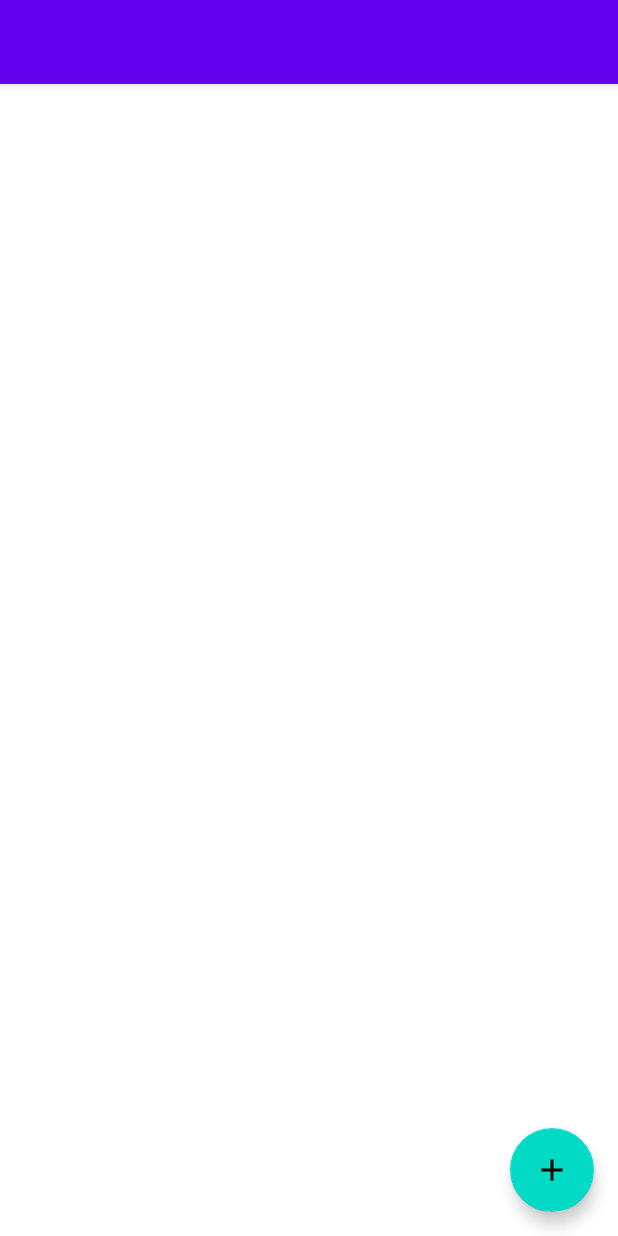
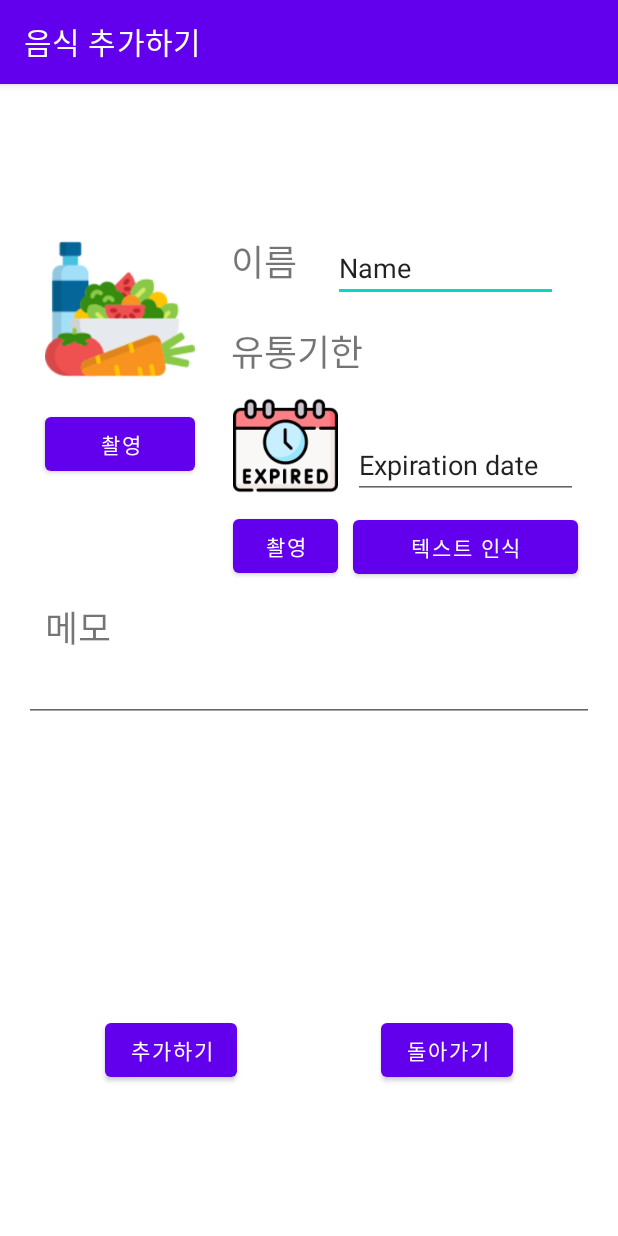
Before and after one commit to Wonchanjoo/refrigerator_secondScreen, an Android app: the ItemActivity screen opened directly, with no data from a screen before it, after a tap on an icon or button, on a phone screen of 412 x 824 dp. Run offline under Robolectric (Android 15) with nearby library versions, the phone set to English and light mode, and no system bars; our stand-ins replace Firebase (no records; nobody signed in at launch, a user with empty details on screens opened directly); libraries missing offline, so code that uses them is left out: com.google.mlkit.vision; 1 statement that could not run was skipped.

Commit message:
아이쳄 넣는 액티비티 추가

```diff
--- a/app/src/main/AndroidManifest.xml
+++ b/app/src/main/AndroidManifest.xml
@@ -1,6 +1,8 @@
 <?xml version="1.0" encoding="utf-8"?>
 <manifest xmlns:android="http://schemas.android.com/apk/res/android"
     package="com.example.myapplication">
+
+    <uses-permission android:name="android.permission.READ_EXTERNAL_STORAGE" />
 
     <application
         android:allowBackup="true"
@@ -9,6 +11,9 @@
         android:roundIcon="@mipmap/ic_launcher_round"
         android:supportsRtl="true"
         android:theme="@style/Theme.MyApplication">
+        <activity
+            android:name=".AddItemActivity"
+            android:exported="false" />
         <activity
             android:name=".ItemActivity"
             android:exported="false" />
--- /dev/null
+++ b/app/src/main/java/com/example/myapplication/AddItemActivity.java
@@ -0,0 +1,337 @@
+package com.example.myapplication;
+
+import android.app.AlertDialog;
+import android.app.Dialog;
+import android.content.Context;
+import android.content.DialogInterface;
+import android.content.Intent;
+import android.graphics.Bitmap;
+import android.graphics.BitmapFactory;
+import android.graphics.drawable.ColorDrawable;
+import android.net.Uri;
+import android.os.Bundle;
+import android.util.Log;
+import android.view.LayoutInflater;
+import android.view.View;
+import android.view.Window;
+import android.widget.Button;
+import android.widget.ImageView;
+import android.widget.TextView;
+import android.widget.Toast;
+
+import androidx.annotation.NonNull;
+import androidx.appcompat.app.AppCompatActivity;
+import androidx.lifecycle.ViewModelProvider;
+
+import com.google.android.gms.tasks.OnFailureListener;
+import com.google.android.gms.tasks.OnSuccessListener;
+import com.google.android.gms.tasks.Task;
+import com.google.firebase.database.DatabaseReference;
+import com.google.firebase.database.FirebaseDatabase;
+import com.google.mlkit.vision.common.InputImage;
+import com.google.mlkit.vision.text.Text;
+import com.google.mlkit.vision.text.TextRecognition;
+import com.google.mlkit.vision.text.TextRecognizer;
+import com.google.mlkit.vision.text.latin.TextRecognizerOptions;
+//import com.theartofdev.edmodo.cropper.CropImage;
+//import com.theartofdev.edmodo.cropper.CropImageView;
+
+import java.io.FileNotFoundException;
+import java.io.InputStream;
+
+// 음식 추가 화면
+public class AddItemActivity extends AppCompatActivity {
+    ImageView imageView, imageView2;    // 갤러리에서 가져온 이미지를 보여줄 뷰
+    Uri uri;                // 갤러리에서 가져온 이미지에 대한 Uri
+    Bitmap bitmap;          // 갤러리에서 가져온 이미지를 담을 비트맵
+    InputImage image;       // ML 모델이 인식할 인풋 이미지
+    //TextView expirationdate;     // ML 모델이 인식한 텍스트를 보여줄 뷰
+    Button button_add_picture, button_add_expiration_date, button_add, button_return_from_add_food, button_recognize_expiration_date;
+    TextRecognizer recognizer;
+    TextView foodname, expirationdate, memo;
+    Dialog dialog; // 커스텀 다이얼로그
+    int color, photo = 0;
+
+    private String refrigeratorName;
+    private String category;
+
+    private ItemViewModel viewModel;
+    private DatabaseReference itemDatabaseReference;
+
+    @Override
+    protected void onCreate(Bundle savedInstanceState) {
+        super.onCreate(savedInstanceState);
+        setContentView(R.layout.activity_add_item);
+        getSupportActionBar().setTitle("음식 추가하기");
+
+        Intent intent = getIntent();
+        refrigeratorName = intent.getStringExtra("refrigeratorName"); // 냉장고 이름 받아오기
+        category = intent.getStringExtra("category"); // 카테고리 이름 받아오기
+        viewModel = intent.getParcelableExtra("itemViewModel"); // item 뷰모델 받아오기
+
+        color = intent.getExtras().getInt("theme");
+
+        // 테마 설정?
+        if (color == 1) {
+            getSupportActionBar().setBackgroundDrawable(new ColorDrawable(0xFFBB86FC));
+            getWindow().setStatusBarColor(0xFFA566FF);
+        }
+        else if (color == 2) {
+            getSupportActionBar().setBackgroundDrawable(new ColorDrawable(0xFF03DAC5));
+            getWindow().setStatusBarColor(0xFF3DB7CC);
+        }
+        else if (color == 3) {
+            getSupportActionBar().setBackgroundDrawable(new ColorDrawable(0xFF000000));
+            getWindow().setStatusBarColor(0xFF4C4C4C);
+        }
+        else if (color == 4) {
+            getSupportActionBar().setBackgroundDrawable(new ColorDrawable(0xFFFFB2D9));
+            getWindow().setStatusBarColor(0xFFEDA0C7);
+        }
+
+        button_add_picture = findViewById(R.id.button_add_picture);
+        button_add_expiration_date = findViewById(R.id.button_add_expiration_date);
+        button_add = findViewById(R.id.button_add);
+        button_return_from_add_food = findViewById(R.id.button_return_from_add_food);
+        button_recognize_expiration_date = findViewById(R.id.button_recognize_expiration_date);
+        foodname = findViewById(R.id.foodname);
+        expirationdate = findViewById(R.id.expirationdate);
+        memo = findViewById(R.id.memo);
+        dialog = new Dialog(AddItemActivity.this);
+        dialog.requestWindowFeature(Window.FEATURE_NO_TITLE);
+        dialog.setContentView(R.layout.dialog_add_item);
+        imageView = findViewById(R.id.imageView_add_food);
+        imageView2 = findViewById(R.id.imageView_expirationdate);
+        recognizer = TextRecognition.getClient(TextRecognizerOptions.DEFAULT_OPTIONS);
+
+        // 갤러리에서 음식 사진 추가
+        button_add_picture.setOnClickListener(new View.OnClickListener() {
+            @Override
+            public void onClick(View v) {
+//                Intent i = new Intent(MediaStore.ACTION_IMAGE_CAPTURE);
+//                try {
+//                    PackageManager pm = getPackageManager();
+//                    final ResolveInfo mInfo = pm.resolveActivity(i, 0);
+//                    Intent intent = new Intent();
+//                    intent.setComponent(new ComponentName(mInfo.activityInfo.packageName, mInfo.activityInfo.name));
+//                    intent.setAction(Intent.ACTION_MAIN);
+//                    intent.addCategory(Intent.CATEGORY_LAUNCHER);
+//
+//                    startActivity(intent);
+//                } catch (Exception e) {
+//                    Log.i("TAG", "Unable to launch camera: " + e);
+//                }
+                photo = 0;
+                //onSelectImageClick(v);
+                //TextRecognition(recognizer);
+            }
+        });
+
+        // 음식 유통기한 사진 추가
+        button_add_expiration_date.setOnClickListener(new View.OnClickListener() {
+            @Override
+            public void onClick(View v) {
+                photo = 1;
+                //onSelectImageClick(v);
+                //TextRecognition(recognizer);
+            }
+        });
+
+        button_recognize_expiration_date.setOnClickListener(new View.OnClickListener() {
+            @Override
+            public void onClick(View v) {
+                TextRecognition(recognizer);
+            }
+        });
+
+
+        button_return_from_add_food.setOnClickListener(new View.OnClickListener() {
+            @Override
+            public void onClick(View v) {
+                finish();
+            }
+        });
+    }
+
+//    public void onSelectImageClick(View view) {
+//        CropImage.activity(null).setGuidelines(CropImageView.Guidelines.ON).start(this);
+//    }
+
+//    @Override
+//    protected void onActivityResult(int requestCode, int resultCode, Intent data){
+//        super.onActivityResult(requestCode,resultCode,data);
+//
+//        if(requestCode == CropImage.CROP_IMAGE_ACTIVITY_REQUEST_CODE) {
+//            CropImage.ActivityResult result = CropImage.getActivityResult(data);
+//            System.out.println("resultCode = " + resultCode);
+//            if(resultCode == RESULT_OK) { // 크롭 성공
+//                uri = result.getUri();
+//                if (photo == 0)
+//                    imageView.setImageURI(uri);
+//                else
+//                    imageView2.setImageURI(uri);
+//                setImage(uri);
+//            } else if(resultCode == CropImage.CROP_IMAGE_ACTIVITY_RESULT_ERROR_CODE) { // 크롭 실패
+//
+//            }
+//        }
+//    }
+
+    // uri를 비트맵으로 변환시킨후 이미지뷰에 띄워주고 InputImage를 생성하는 메서드
+    private void setImage(Uri uri) {
+        try{
+            InputStream in = getContentResolver().openInputStream(uri);
+            bitmap = BitmapFactory.decodeStream(in); // 비트맵으로 변환
+            if (photo == 0)
+                imageView.setImageBitmap(bitmap); // imageView에 비트맵으로 변환한 사진 넣기
+            else {
+                imageView2.setImageBitmap(bitmap);
+                image = InputImage.fromBitmap(bitmap, 0); // InputImage 생성
+            }
+            Log.e("setImage", "이미지 to 비트맵");
+        } catch (FileNotFoundException e){
+            e.printStackTrace();
+        }
+    }
+
+    private void TextRecognition(com.google.mlkit.vision.text.TextRecognizer recognizer){
+        Task<Text> result = recognizer.process(image)
+                // 이미지 인식에 성공하면 실행되는 리스너
+                .addOnSuccessListener(new OnSuccessListener<Text>() {
+                    @Override
+                    public void onSuccess(Text visionText) {
+                        Log.e("텍스트 인식", "성공");
+                        // Task completed successfully
+                        String resultText = visionText.getText(); // 인식한 텍스트
+                        resultText = getDateString(resultText);
+                        expirationdate.setText(resultText);  // 인식한 텍스트를 TextView에 세팅
+                    }
+                })
+                // 이미지 인식에 실패하면 실행되는 리스너
+                .addOnFailureListener(
+                        new OnFailureListener() {
+                            @Override
+                            public void onFailure(@NonNull Exception e) {
+                                Log.e("텍스트 인식", "실패: " + e.getMessage());
+                            }
+                        });
+    }
+
+
+//    private void cropImage(Uri uri) {
+//        CropImage.activity(uri).setGuidelines(CropImageView.Guidelines.ON)
+//                .setCropShape(CropImageView.CropShape.RECTANGLE)
+//                .start(this);
+//    }
+
+    private String getDateString(String value) {
+        String str = value.replaceAll("[^0-9]", "");
+        int index = 0;
+        if((index = str.indexOf('2')) != -1) {
+            str = str.substring(index, str.length());
+        }
+
+        // 유통기한 데이터는 2로 시작해야 함
+        if(!str.startsWith("2")) {
+            return "null";
+        }
+
+        // 2020년 유통기한에 대한 처리
+        if(str.startsWith("20") && Integer.parseInt(str.substring(2, 4)) < 13) {
+            str = "20" + str;
+        }
+
+        // 여섯 자리 유통기한 포맷의 경우 여덟 자리 포맷으로 수정
+        str = !str.startsWith("20") ? "20" + str : str;
+
+        // 여덟자리인지 확인
+        if(str.substring(0, 8).length() != 8) {
+            return "null";
+        }
+
+        String year = str.substring(0, 4);
+        String month = str.substring(4, 6);
+        String date = str.substring(6, 8);
+
+        str = year + "-" + month + "-" + date;
+
+
+        return str;
+    }
+
+//    private void show() {
+//        // 다이얼로그에 이미지도 추가하기
+//        AlertDialog.Builder builder = new AlertDialog.Builder(this);
+//        builder.setTitle("음식 추가");
+//        builder.setMessage("유통기한이 " + expirationdate.getText() + "까지인 " + foodname.getText() + "을 추가하시겠습니까?\n메모 : " + memo.getText());
+//        builder.setPositiveButton("예", new DialogInterface.OnClickListener() {
+//            @Override
+//            public void onClick(DialogInterface dialogInterface, int i) {
+//                databaseReference = FirebaseDatabase.getInstance().getReference();
+//                databaseReference.child("냉장고").child("생선").setValue("");
+//
+//                databaseReference = FirebaseDatabase.getInstance().getReference();
+//                String key = databaseReference.child("냉장고").child("냉장고1").child("생선").getKey();
+//                String value = databaseReference.child("냉장고").child("냉장고1").child(key).toString();
+//
+//                Log.e("AddFoodActivity", "key = " + key);
+//                Log.e("AddFoodActivity", "value = " + value);
+//                Toast.makeText(getApplicationContext(),"음식이 추가되었습니다",Toast.LENGTH_SHORT).show();
+//            }
+//        });
+//        builder.setNegativeButton("아니오", new DialogInterface.OnClickListener() {
+//            @Override
+//            public void onClick(DialogInterface dialogInterface, int i) {
+//                Toast.makeText(getApplicationContext(),"음식 추가가 취소되었습니다.",Toast.LENGTH_SHORT).show();
+//            }
+//        });
+//        builder.show();
+//    }
+
+    public void createItemInDatabase(String item) {
+        itemDatabaseReference = FirebaseDatabase.getInstance().getReference();
+        itemDatabaseReference.child("냉장고").child(refrigeratorName).child(category).child(item).setValue("");
+    }
+
+    public void addItemBtnClick(View v) {
+        String name = foodname.getText().toString(); // 입력한 이름 받아오고
+
+        AlertDialog.Builder builder = new AlertDialog.Builder(this);
+        LayoutInflater inflater = getLayoutInflater();
+        View layout = inflater.inflate(R.layout.dialog_add_item, null);
+        builder.setView(layout);
+
+        TextView addItemTextView = findViewById(R.id.addItemTextView);
+        String s = name + "을 추가하시겠습니까?";
+        //addItemTextView.setText(s);
+
+        Context context = getApplicationContext();
+        builder.setPositiveButton(android.R.string.ok, new DialogInterface.OnClickListener() {
+            @Override
+            public void onClick(DialogInterface dialogInterface, int i) {
+                if(name.equals("")) {
+                    Toast.makeText(AddItemActivity.this, "이름을 입력하세요", Toast.LENGTH_SHORT);
+                    return;
+                }
+                viewModel.addItem(name); // viewModel에 아이템 추가
+                createItemInDatabase(name);
+
+                Log.e("AddItemActivity", category + "에 " + name + " 추가");
+
+                Intent intent = new Intent(context, ItemActivity.class);
+                startActivity(intent);
+            }
+        });
+
+        builder.setNegativeButton(android.R.string.cancel, new DialogInterface.OnClickListener() {
+            @Override
+            public void onClick(DialogInterface dialogInterface, int i) {
+                Log.e("AddItemActivity", "item 추가 취소");
+                Intent intent = new Intent(context, ItemActivity.class);
+                startActivity(intent);
+            }
+        });
+
+        builder.create().show();
+    }
+}
--- a/app/src/main/java/com/example/myapplication/ItemActivity.java
+++ b/app/src/main/java/com/example/myapplication/ItemActivity.java
@@ -10,6 +10,7 @@ import androidx.recyclerview.widget.RecyclerView;
 import android.app.Activity;
 import android.content.Intent;
 import android.os.Bundle;
+import android.os.Parcelable;
 import android.util.Log;
 import android.view.ContextMenu;
 import android.view.MenuItem;
@@ -79,6 +80,11 @@ public class ItemActivity extends AppCompatActivity {
 
     public void addItemBtnClick(View v) {
         // item 추가하는 액티비티로 이동
+        Intent intent = new Intent(this, AddItemActivity.class);
+        intent.putExtra("refrigeratorName", refrigeratorName); // 냉장고 이름 전달
+        intent.putExtra("category", category); // 카테고리 이름 전달
+        intent.putExtra("itemViewModel", (Parcelable) viewModel); // item 뷰모델 전달
+        startActivity(intent);
     }
 
     public void getFirebaseDatabase() {
--- a/app/src/main/java/com/example/myapplication/ItemViewModel.java
+++ b/app/src/main/java/com/example/myapplication/ItemViewModel.java
@@ -1,14 +1,35 @@
 package com.example.myapplication;
+
+import android.os.Parcel;
+import android.os.Parcelable;
 
 import androidx.lifecycle.MutableLiveData;
 import androidx.lifecycle.ViewModel;
 
 import java.util.ArrayList;
 
-public class ItemViewModel extends ViewModel {
+public class ItemViewModel extends ViewModel implements Parcelable {
     public MutableLiveData<ArrayList<String>> itemsLiveData = new MutableLiveData<>();
     public ArrayList<String> items = new ArrayList<>();
     public int longClickPosition;
+
+    public ItemViewModel() {}
+    protected ItemViewModel(Parcel in) {
+        items = in.createStringArrayList();
+        longClickPosition = in.readInt();
+    }
+
+    public static final Creator<ItemViewModel> CREATOR = new Creator<ItemViewModel>() {
+        @Override
+        public ItemViewModel createFromParcel(Parcel in) {
+            return new ItemViewModel(in);
+        }
+
+        @Override
+        public ItemViewModel[] newArray(int size) {
+            return new ItemViewModel[size];
+        }
+    };
 
     public void addItem(String item) {
         if(items.contains(item))
@@ -18,4 +39,15 @@ public class ItemViewModel extends ViewModel {
     }
 
     public int getItemSize() { return items.size(); }
+
+    @Override
+    public int describeContents() {
+        return 0;
+    }
+
+    @Override
+    public void writeToParcel(Parcel parcel, int i) {
+        parcel.writeStringList(items);
+        parcel.writeInt(longClickPosition);
+    }
 }
--- /dev/null
+++ b/app/src/main/res/layout/activity_add_item.xml
@@ -0,0 +1,150 @@
+<?xml version="1.0" encoding="utf-8"?>
+<androidx.constraintlayout.widget.ConstraintLayout xmlns:android="http://schemas.android.com/apk/res/android"
+    xmlns:app="http://schemas.android.com/apk/res-auto"
+    xmlns:tools="http://schemas.android.com/tools"
+    android:layout_width="match_parent"
+    android:layout_height="match_parent"
+    tools:context=".AddItemActivity">
+
+<Button
+    android:id="@+id/button_add_picture"
+    android:layout_width="100dp"
+    android:layout_height="wrap_content"
+    android:layout_marginStart="30dp"
+    android:layout_marginTop="16dp"
+    android:text="촬영"
+    app:layout_constraintStart_toStartOf="parent"
+    app:layout_constraintTop_toBottomOf="@+id/imageView_add_food" />
+
+<ImageView
+    android:id="@+id/imageView_add_food"
+    android:layout_width="100dp"
+    android:layout_height="100dp"
+    android:layout_marginStart="30dp"
+    android:layout_marginTop="100dp"
+    android:src="@drawable/food"
+    app:layout_constraintStart_toStartOf="parent"
+    app:layout_constraintTop_toTopOf="parent" />
+
+<TextView
+    android:id="@+id/addCategoryTextView"
+    android:layout_width="wrap_content"
+    android:layout_height="wrap_content"
+    android:layout_marginStart="24dp"
+    android:layout_marginTop="100dp"
+    android:text="이름"
+    android:textSize="24sp"
+    app:layout_constraintStart_toEndOf="@+id/imageView_add_food"
+    app:layout_constraintTop_toTopOf="parent" />
+
+<TextView
+    android:id="@+id/textView2"
+    android:layout_width="wrap_content"
+    android:layout_height="wrap_content"
+    android:layout_marginStart="24dp"
+    android:layout_marginTop="24dp"
+    android:text="유통기한"
+    android:textSize="24sp"
+    app:layout_constraintStart_toEndOf="@+id/imageView_add_food"
+    app:layout_constraintTop_toBottomOf="@+id/addCategoryTextView" />
+
+<EditText
+    android:id="@+id/foodname"
+    android:layout_width="150dp"
+    android:layout_height="wrap_content"
+    android:layout_marginStart="24dp"
+    android:layout_marginTop="100dp"
+    android:ems="10"
+    android:inputType="textPersonName"
+    android:text="Name"
+    app:layout_constraintStart_toEndOf="@+id/addCategoryTextView"
+    app:layout_constraintTop_toTopOf="parent" />
+
+<EditText
+    android:id="@+id/expirationdate"
+    android:layout_width="150dp"
+    android:layout_height="wrap_content"
+    android:layout_marginStart="105dp"
+    android:layout_marginTop="35dp"
+    android:ems="10"
+    android:inputType="textPersonName"
+    android:text="Expiration date"
+    app:layout_constraintStart_toEndOf="@+id/imageView_add_food"
+    app:layout_constraintTop_toBottomOf="@+id/textView2" />
+
+<Button
+    android:id="@+id/button_add_expiration_date"
+    android:layout_width="70dp"
+    android:layout_height="wrap_content"
+    android:layout_marginStart="25dp"
+    android:layout_marginTop="8dp"
+    android:text="촬영"
+    app:layout_constraintStart_toEndOf="@+id/imageView_add_food"
+    app:layout_constraintTop_toBottomOf="@+id/imageView_expirationdate" />
+
+<TextView
+    android:id="@+id/textView3"
+    android:layout_width="wrap_content"
+    android:layout_height="wrap_content"
+    android:layout_marginStart="30dp"
+    android:layout_marginTop="80dp"
+    android:text="메모"
+    android:textSize="24sp"
+    app:layout_constraintStart_toStartOf="parent"
+    app:layout_constraintTop_toBottomOf="@+id/button_add_picture" />
+
+    <EditText
+        android:id="@+id/memo"
+        android:layout_width="0dp"
+        android:layout_height="wrap_content"
+        android:layout_marginStart="16dp"
+        android:layout_marginEnd="16dp"
+        android:ems="10"
+        android:gravity="start|top"
+        android:inputType="textMultiLine"
+        app:layout_constraintEnd_toEndOf="parent"
+        app:layout_constraintStart_toStartOf="parent"
+        app:layout_constraintTop_toBottomOf="@+id/textView3" />
+
+    <Button
+        android:id="@+id/button_add"
+        android:layout_width="wrap_content"
+        android:layout_height="wrap_content"
+        android:layout_marginStart="70dp"
+        android:layout_marginBottom="100dp"
+        android:onClick="addItemBtnClick"
+        android:text="추가하기"
+        app:layout_constraintBottom_toBottomOf="parent"
+        app:layout_constraintStart_toStartOf="parent" />
+
+<Button
+    android:id="@+id/button_return_from_add_food"
+    android:layout_width="wrap_content"
+    android:layout_height="wrap_content"
+    android:layout_marginEnd="70dp"
+    android:layout_marginBottom="100dp"
+    android:text="돌아가기"
+    app:layout_constraintBottom_toBottomOf="parent"
+    app:layout_constraintEnd_toEndOf="parent" />
+
+<ImageView
+    android:id="@+id/imageView_expirationdate"
+    android:layout_width="70dp"
+    android:layout_height="70dp"
+    android:layout_marginStart="25dp"
+    android:layout_marginTop="10dp"
+    app:layout_constraintStart_toEndOf="@+id/imageView_add_food"
+    app:layout_constraintTop_toBottomOf="@+id/textView2"
+    app:srcCompat="@drawable/expired" />
+
+<Button
+    android:id="@+id/button_recognize_expiration_date"
+    android:layout_width="150dp"
+    android:layout_height="wrap_content"
+    android:layout_marginStart="105dp"
+    android:layout_marginTop="8dp"
+    android:text="텍스트 인식"
+    app:layout_constraintStart_toEndOf="@+id/imageView_add_food"
+    app:layout_constraintTop_toBottomOf="@+id/expirationdate" />
+
+</androidx.constraintlayout.widget.ConstraintLayout>
--- a/app/src/main/res/layout/dialog_category_add.xml
+++ b/app/src/main/res/layout/dialog_add_category.xml
@@ -5,7 +5,7 @@
     android:orientation="vertical">
 
     <TextView
-        android:id="@+id/textView"
+        android:id="@+id/addCategoryTextView"
         android:layout_width="match_parent"
         android:layout_height="64dp"
         android:layout_weight="1"
```
Also changed, not shown: app/build.gradle (+8 -0 lines), app/src/main/java/com/example/myapplication/CategoryActivity.java (+7 -5 lines), app/src/main/res/layout/dialog_add_item.xml (added, +17 -0 lines), app/src/main/res/drawable-v24/expired.png (added), app/src/main/res/drawable-v24/food.png (added), 1 other file.
